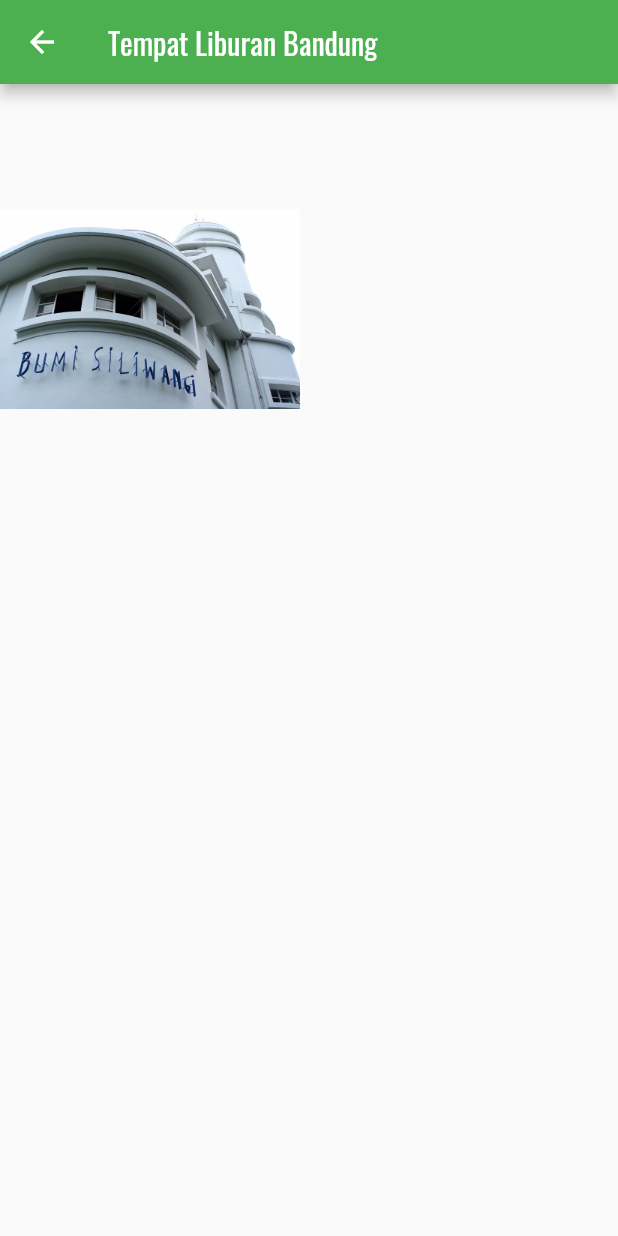
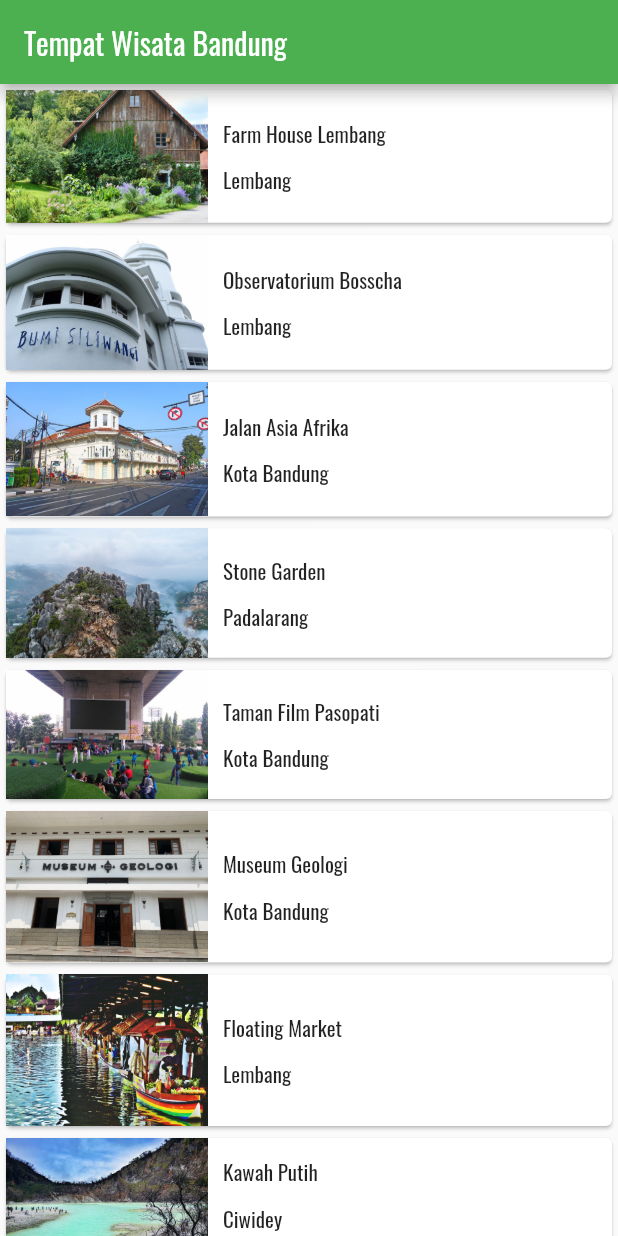
Before and after one commit to kennedy-sulaiman/flutter_application_1, a Flutter app: the HomeScreen screen opened directly, on a phone screen of 412 x 824 dp. Run offline on Flutter 3.47's test engine with Material 2 defaults, Android fonts, the phone set to English and light mode, and no system bars; network calls fail.

Commit message:
Finish the app

```diff
--- a/lib/DetailScreen.dart
+++ b/lib/DetailScreen.dart
@@ -1,7 +1,11 @@
 import 'package:flutter/material.dart';
-import 'farm-house-desc.dart';
+import 'TourismPlace.dart';
 
 class DetailScreen extends StatelessWidget {
+  final TourismPlace place;
+
+  DetailScreen({required this.place});
+
   @override
   Widget build(BuildContext context) {
     return Scaffold(
@@ -10,13 +14,44 @@ class DetailScreen extends StatelessWidget {
         child: Column(
           crossAxisAlignment: CrossAxisAlignment.stretch,
           children: <Widget>[
-            Image.asset(
-              'images/farm-house.jpg',
+            Stack(
+              children: [
+                Image.asset(
+                  place.imageAsset,
+                ),
+                SafeArea(
+                    child: Padding(
+                  padding: const EdgeInsets.all(15.0),
+                  child: Row(
+                    mainAxisAlignment: MainAxisAlignment.spaceBetween,
+                    children: [
+                      CircleAvatar(
+                        backgroundColor: Colors.grey,
+                        child: IconButton(
+                            icon: Icon(Icons.arrow_back),
+                            color: Colors.white,
+                            onPressed: () {
+                              Navigator.pop(context);
+                            }),
+                      ),
+                      FavoriteIcon()
+                    ],
+                  ),
+                ))
+              ],
             ),
-            _NameOfPlace(),
-            _Information(),
-            _Description(),
-            _ListViewPicture()
+            _NameOfPlace(
+              place: place,
+            ),
+            _Information(
+              place: place,
+            ),
+            _Description(
+              place: place,
+            ),
+            _ListViewPicture(
+              place: place,
+            )
           ],
         ),
       )),
@@ -25,12 +60,14 @@ class DetailScreen extends StatelessWidget {
 }
 
 class _NameOfPlace extends StatelessWidget {
+  final TourismPlace place;
+  _NameOfPlace({required this.place});
   @override
   Widget build(BuildContext context) {
     return Container(
       child: Center(
         child: Text(
-          "Farm House Lembang",
+          place.name,
           style: TextStyle(fontSize: 30, fontWeight: FontWeight.bold),
         ),
       ),
@@ -40,6 +77,8 @@ class _NameOfPlace extends StatelessWidget {
 }
 
 class _Information extends StatelessWidget {
+  final TourismPlace place;
+  _Information({required this.place});
   @override
   Widget build(BuildContext context) {
     return Container(
@@ -51,21 +90,21 @@ class _Information extends StatelessWidget {
             children: [
               Icon(Icons.calendar_today),
               SizedBox(height: 8.0),
-              Text("Open Everyday")
+              Text(place.openDays)
             ],
           ),
           Column(
             children: [
               Icon(Icons.schedule),
               SizedBox(height: 8.0),
-              Text("09:00 - 20:00")
+              Text(place.openTime)
             ],
           ),
           Column(
             children: [
               Icon(Icons.monetization_on),
               SizedBox(height: 8.0),
-              Text("Rp 25.000 / orang")
+              Text(place.ticketPrice)
             ],
           )
         ],
@@ -75,15 +114,23 @@ class _Information extends StatelessWidget {
 }
 
 class _Description extends StatelessWidget {
+  final TourismPlace place;
+  _Description({required this.place});
   @override
   Widget build(BuildContext context) {
     return Container(
         margin: EdgeInsets.only(left: 50, right: 50, top: 20, bottom: 20),
-        child: FarmHouseDescription());
+        child: Text(
+          place.description,
+          textAlign: TextAlign.justify,
+          style: TextStyle(fontSize: 20),
+        ));
   }
 }
 
 class _ListViewPicture extends StatelessWidget {
+  final TourismPlace place;
+  _ListViewPicture({required this.place});
   @override
   Widget build(BuildContext context) {
     return Container(
@@ -96,25 +143,42 @@ class _ListViewPicture extends StatelessWidget {
             padding: const EdgeInsets.all(4.0),
             child: ClipRRect(
                 borderRadius: BorderRadius.circular(10),
-                child: Image.network(
-                    'https://media-cdn.tripadvisor.com/media/photo-s/0d/7c/59/70/farmhouse-lembang.jpg')),
+                child: Image.network(place.imageUrls[0])),
           ),
           Padding(
             padding: const EdgeInsets.all(4.0),
             child: ClipRRect(
                 borderRadius: BorderRadius.circular(10),
-                child: Image.network(
-                    'https://media-cdn.tripadvisor.com/media/photo-w/13/f0/22/f6/photo3jpg.jpg')),
+                child: Image.network(place.imageUrls[1])),
           ),
           Padding(
               padding: const EdgeInsets.all(4.0),
               child: ClipRRect(
                 borderRadius: BorderRadius.circular(10),
-                child: Image.network(
-                    'https://media-cdn.tripadvisor.com/media/photo-m/1280/16/a9/33/43/liburan-di-farmhouse.jpg'),
+                child: Image.network(place.imageUrls[2]),
               ))
         ],
       ),
     );
   }
 }
+
+class FavoriteIcon extends StatefulWidget {
+  @override
+  State<FavoriteIcon> createState() => _FavoriteIconState();
+}
+
+class _FavoriteIconState extends State<FavoriteIcon> {
+  bool _isFavorite = false;
+
+  @override
+  Widget build(BuildContext context) {
+    return IconButton(
+        icon: Icon(_isFavorite ? Icons.favorite : Icons.favorite_border),
+        onPressed: () {
+          setState(() {
+            _isFavorite = !_isFavorite;
+          });
+        });
+  }
+}
--- /dev/null
+++ b/lib/HomeScreen.dart
@@ -0,0 +1,47 @@
+import 'package:flutter/material.dart';
+import 'package:flutter_application_1/DetailScreen.dart';
+import 'package:flutter_application_1/TourismPlace.dart';
+
+class HomeScreen extends StatelessWidget {
+  @override
+  Widget build(BuildContext context) {
+    return Scaffold(
+      appBar: AppBar(
+        title: Text("Tempat Wisata Bandung"),
+      ),
+      body: ListView.builder(
+          itemBuilder: (context, index) {
+            final TourismPlace place = tourismPlaceList[index];
+            return InkWell(
+              onTap: () {
+                Navigator.push(context, MaterialPageRoute(builder: (context) {
+                  return DetailScreen(place: place);
+                }));
+              },
+              child: Card(
+                child: Row(
+                  children: [
+                    Expanded(flex: 1, child: Image.asset(place.imageAsset)),
+                    Expanded(
+                        flex: 2,
+                        child: Padding(
+                            padding: const EdgeInsets.all(10),
+                            child: Column(
+                              crossAxisAlignment: CrossAxisAlignment.start,
+                              children: [
+                                Text(place.name),
+                                SizedBox(
+                                  height: 10,
+                                ),
+                                Text(place.location)
+                              ],
+                            )))
+                  ],
+                ),
+              ),
+            );
+          },
+          itemCount: tourismPlaceList.length),
+    );
+  }
+}
--- /dev/null
+++ b/lib/TourismPlace.dart
@@ -0,0 +1,159 @@
+class TourismPlace {
+  String name;
+  String location;
+  String description;
+  String openDays;
+  String openTime;
+  String ticketPrice;
+  String imageAsset;
+  List<String> imageUrls;
+
+  TourismPlace({
+    required this.name,
+    required this.location,
+    required this.description,
+    required this.openDays,
+    required this.openTime,
+    required this.ticketPrice,
+    required this.imageAsset,
+    required this.imageUrls,
+  });
+}
+
+var tourismPlaceList = [
+  TourismPlace(
+    name: 'Farm House Lembang',
+    location: 'Lembang',
+    description:
+        'Berada di jalur utama Bandung-Lembang, Farm House menjadi objek wisata yang tidak pernah sepi pengunjung. Selain karena letaknya strategis, kawasan ini juga menghadirkan nuansa wisata khas Eropa. Semua itu diterapkan dalam bentuk spot swafoto Instagramable.',
+    openDays: 'Open Everyday',
+    openTime: '09:00 - 20:00',
+    ticketPrice: 'Rp 25000',
+    imageAsset: 'images/farm-house.jpg',
+    imageUrls: [
+      'https://media-cdn.tripadvisor.com/media/photo-s/0d/7c/59/70/farmhouse-lembang.jpg',
+      'https://media-cdn.tripadvisor.com/media/photo-w/13/f0/22/f6/photo3jpg.jpg',
+      'https://media-cdn.tripadvisor.com/media/photo-m/1280/16/a9/33/43/liburan-di-farmhouse.jpg'
+    ],
+  ),
+  TourismPlace(
+    name: 'Observatorium Bosscha',
+    location: 'Lembang',
+    description:
+        'Memiliki beberapa teleskop, antara lain, Refraktor Ganda Zeiss, Schmidt Bimasakti, Refraktor Bamberg, Cassegrain GOTO, dan Teleskop Surya. Refraktor Ganda Zeiss adalah jenis teleskop terbesar untuk meneropong bintang. Benda ini diletakkan pada atap kubah sehingga saat teropong digunakan, atap tersebut harus dibuka. Observatorium Bosscha boleh dikunjungi oleh siapa pun, tanpa tiket. Namun, bagi yang ingin menggunakan teleskop Zeiss, wajib mendaftarkan diri. Untuk instansi atau lembaga pendidikan, diberikan jadwal hari Selasa sampai Jumat. Sementara itu, kunjungan individu dibuka setiap hari Sabtu.',
+    openDays: 'Open Tuesday - Saturday',
+    openTime: '09:00 - 14:30',
+    ticketPrice: 'Rp 20000',
+    imageAsset: 'images/bosscha.jpg',
+    imageUrls: [
+      'https://media-cdn.tripadvisor.com/media/photo-o/12/6b/63/0b/bosscha-observatory.jpg',
+      'https://media-cdn.tripadvisor.com/media/photo-p/0d/6a/88/9b/photo3jpg.jpg',
+      'https://media-cdn.tripadvisor.com/media/photo-o/11/3f/04/39/p-20171111-110220-largejpg.jpg',
+    ],
+  ),
+  TourismPlace(
+    name: 'Jalan Asia Afrika',
+    location: 'Kota Bandung',
+    description:
+        'Jalan Asia Afrika di Bandung memiliki kaitan yang sangat erat dengan pendirian kota Kembang ini. Karena pada saat itu, Gubernur Jenderal Herman Willem Deaendels dari Belanda menancapkan tongkatnya saat memerintahkan pendirian kota ini, yang kemudian diabadikan menjadi tugu Bandung Nol Kilometer.',
+    openDays: 'Open Everyday',
+    openTime: '24 hours',
+    ticketPrice: 'Free',
+    imageAsset: 'images/jalan-asia-afrika.jpg',
+    imageUrls: [
+      'https://media-cdn.tripadvisor.com/media/photo-o/0d/c2/e7/e6/quotes-kota-bandung.jpg',
+      'https://media-cdn.tripadvisor.com/media/photo-w/17/f4/44/01/jalan-asia-afrika.jpg',
+      'https://media-cdn.tripadvisor.com/media/photo-s/0a/ef/36/e2/jalan-asia-afrika.jpg',
+    ],
+  ),
+  TourismPlace(
+    name: 'Stone Garden',
+    location: 'Padalarang',
+    description:
+        'Stone Garden atau Taman Batu di Padalarang – Bandung ini adalah nama secara harafiah untuk apa yang akan kita lihat jika berada di sana. Hamparan batu yang artistik membuat kita merasa tidak sedang berada di Bandung, apalagi di Padalarang. Hamparan batu yang dimaksud bukan terhampar begitu saja di atas tanah luas yang menjadi permukaannya. Batu-batu besar yang ukuran pastinya bervariasi tersusun seperti memiliki suatu formasi matematis.',
+    openDays: 'Open Everyday',
+    openTime: '06:00 - 17:00',
+    ticketPrice: 'Rp 3000',
+    imageAsset: 'images/stone-garden.jpg',
+    imageUrls: [
+      'https://media-cdn.tripadvisor.com/media/photo-o/15/01/d7/4b/p-20180510-153310-01.jpg',
+      'https://media-cdn.tripadvisor.com/media/photo-w/15/68/00/32/stone-garden-citatah.jpg',
+      'https://media-cdn.tripadvisor.com/media/photo-o/0d/a2/cb/05/stone-garden-citatah.jpg',
+    ],
+  ),
+  TourismPlace(
+    name: 'Taman Film Pasopati',
+    location: 'Kota Bandung',
+    description:
+        'Menjadi salah satu tempat wisata di Bandung yang favorit, tentu Taman Film ini memiliki fasilitas cukup memadai. Pemberian fasilitas ini memiliki harapan para pengunjung akan merasa nyaman dan tak segan2 untuk kembali berkunjung terus menerus kesini. Beberapa fasilitas taman yang bisa kamu nikmati diantaranya seperti layar videotron besar berukuran 4×8 untuk memutar berbagai macam pilihan film seperti Film Indonesia, Bollywood, Korea, ataupun Indie Bandung.',
+    openDays: 'Open Everyday',
+    openTime: '24 hours',
+    ticketPrice: 'Free',
+    imageAsset: 'images/taman-film.jpg',
+    imageUrls: [
+      'https://media-cdn.tripadvisor.com/media/photo-o/08/8b/87/50/bandung-movie-park.jpg',
+      'https://media-cdn.tripadvisor.com/media/photo-o/17/67/d5/53/img-20190505-114509-largejpg.jpg',
+      'https://media-cdn.tripadvisor.com/media/photo-w/09/73/33/05/taman-film-pasopati.jpg',
+    ],
+  ),
+  TourismPlace(
+    name: 'Museum Geologi',
+    location: 'Kota Bandung',
+    description:
+        'Museum Geologi didirikan pada tanggal 16 Mei 1929. Museum ini telah direnovasi dengan dana bantuan dari JICA (Japan International Cooperation Agency). Setelah mengalami renovasi, Museum Geologi dibuka kembali dan diresmikan oleh Wakil Presiden RI, Megawati Soekarnoputri pada tanggal 23 Agustus 2000. Sebagai salah satu monumen bersejarah, museum berada di bawah perlindungan pemerintah dan merupakan peninggalan nasional. Dalam Museum ini, tersimpan dan dikelola materi-materi geologi yang berlimpah, seperti fosil, batuan, mineral. Kesemuanya itu dikumpulkan selama kerja lapangan di Indonesia sejak 1850.',
+    openDays: 'Open Saturday - Thursday',
+    openTime: '09:00 - 15:30',
+    ticketPrice: 'Rp 3000',
+    imageAsset: 'images/museum-geologi.jpg',
+    imageUrls: [
+      'https://media-cdn.tripadvisor.com/media/photo-w/19/1c/8e/f7/geology-museum.jpg',
+      'https://media-cdn.tripadvisor.com/media/photo-o/11/a7/35/b7/geology-museum.jpg',
+      'https://media-cdn.tripadvisor.com/media/photo-s/1a/55/e0/dc/geology-museum.jpg',
+    ],
+  ),
+  TourismPlace(
+    name: 'Floating Market',
+    location: 'Lembang',
+    description:
+        'Tempat wisata ini sepertinya memang ditujukan untuk wisata keluarga di Bandung. Di sini kita bisa menikmati suasana kawasan yang tertata rapi dan alami. Pada awalnya, floating market Lembang tidak begitu luas. Tapi sekarang sudah ekspansi dan memiliki banyak objek menarik baru. Nama floating market ini sepertinya merujuk pada stand tempat jualan makanan yang berada dalam perahu.',
+    openDays: 'Open Everyday',
+    openTime: '09:00 - 17:00',
+    ticketPrice: 'Rp 20000',
+    imageAsset: 'images/floating-market.png',
+    imageUrls: [
+      'https://media-cdn.tripadvisor.com/media/photo-o/17/f9/ff/f8/floating-market-bandung.jpg',
+      'https://media-cdn.tripadvisor.com/media/photo-p/1a/86/d3/cd/20200103-125059-largejpg.jpg',
+      'https://media-cdn.tripadvisor.com/media/photo-p/19/ce/b4/9b/img20181224120857-largejpg.jpg',
+    ],
+  ),
+  TourismPlace(
+    name: 'Kawah Putih',
+    location: 'Ciwidey',
+    description:
+        'Kawah Putih adalah tempat wisata di Bandung yang paling terkenal. Berlokasi di Ciwidey, Jawa Barat, kurang lebih sekitar 50 KM arah selatan kota Bandung, Kawah Putih adalah sebuah danau yang terbentuk akibat dari letusan Gunung Patuha. Sesuai dengan namanya, tanah yang ada di kawasan ini berwarna putih akibat dari pencampuran unsur belerang.',
+    openDays: 'Open Everyday',
+    openTime: '07:00 - 17:00',
+    ticketPrice: 'Rp 15000',
+    imageAsset: 'images/kawah-putih.jpg',
+    imageUrls: [
+      'https://media-cdn.tripadvisor.com/media/photo-o/0b/6e/7c/ce/rocks-sticking-out-of.jpg',
+      'https://media-cdn.tripadvisor.com/media/photo-p/0b/35/30/14/white-crater.jpg',
+      'https://media-cdn.tripadvisor.com/media/photo-o/0a/8b/9a/79/2945-t00572-www-initempatwisat.jpg',
+    ],
+  ),
+  TourismPlace(
+    name: 'Ranca Upas',
+    location: 'Ciwidey',
+    description:
+        'Ranca Upas Ciwidey adalah kawasan bumi perkemahan di bawah pengelolaan perhutani. Tempat ini berada di kawasan wisata Bandung Selatan, satu lokasi dengan kawah putih, kolam Cimanggu dan situ Patenggang. Banyak hal yang bisa dilakukan di kawasan wisata ini, seperti berkemah, berinteraksi dengan rusa, sampai bermain di water park dan mandi air panas.',
+    openDays: 'Open Everyday',
+    openTime: '24 hours',
+    ticketPrice: 'Rp 20000',
+    imageAsset: 'images/ranca-upas.jpg',
+    imageUrls: [
+      'https://media-cdn.tripadvisor.com/media/photo-o/1a/e0/7f/9c/kampung-cai-ranca-upas.jpg',
+      'https://media-cdn.tripadvisor.com/media/photo-w/13/ee/2f/87/ranca-upas.jpg',
+      'https://media-cdn.tripadvisor.com/media/photo-w/13/ee/27/0a/ranca-upas.jpg',
+    ],
+  ),
+];
--- a/lib/main.dart
+++ b/lib/main.dart
@@ -1,5 +1,6 @@
 import 'package:flutter/material.dart';
 import 'DetailScreen.dart';
+import 'HomeScreen.dart';
 
 void main(List<String> args) {
   runApp(MyVacationApp());
@@ -14,27 +15,27 @@ class MyVacationApp extends StatelessWidget {
         fontFamily: 'Oswald',
         primarySwatch: Colors.green,
       ),
-      home: DetailScreen(),
+      home: HomeScreen(),
     );
   }
 }
 
-class HomeScreen extends StatelessWidget {
-  @override
-  Widget build(BuildContext context) {
-    return Scaffold(
-      appBar: AppBar(
-        title: Text("Tempat Liburan Bandung"),
-      ),
-      body: Column(
-        children: [
-          Image.asset(
-            'images/bosscha.jpg',
-            width: 200,
-            height: 300 ,
-          ),
-        ],
-      ),
-    );
-  }
-}
+// class HomeScreen extends StatelessWidget {
+//   @override
+//   Widget build(BuildContext context) {
+//     return Scaffold(
+//       appBar: AppBar(
+//         title: Text("Tempat Liburan Bandung"),
+//       ),
+//       body: Column(
+//         children: [
+//           Image.asset(
+//             'images/bosscha.jpg',
+//             width: 200,
+//             height: 300 ,
+//           ),
+//         ],
+//       ),
+//     );
+//   }
+// }
--- a/pubspec.yaml
+++ b/pubspec.yaml
@@ -18,7 +18,7 @@ publish_to: 'none' # Remove this line if you wish to publish to pub.dev
 version: 1.0.0+1
 
 environment:
-  sdk: ">=2.7.0 <3.0.0"
+  sdk: ">=2.12.0 <3.0.0"
 
 dependencies:
   flutter:
```
Also changed, not shown: pubspec.lock.
